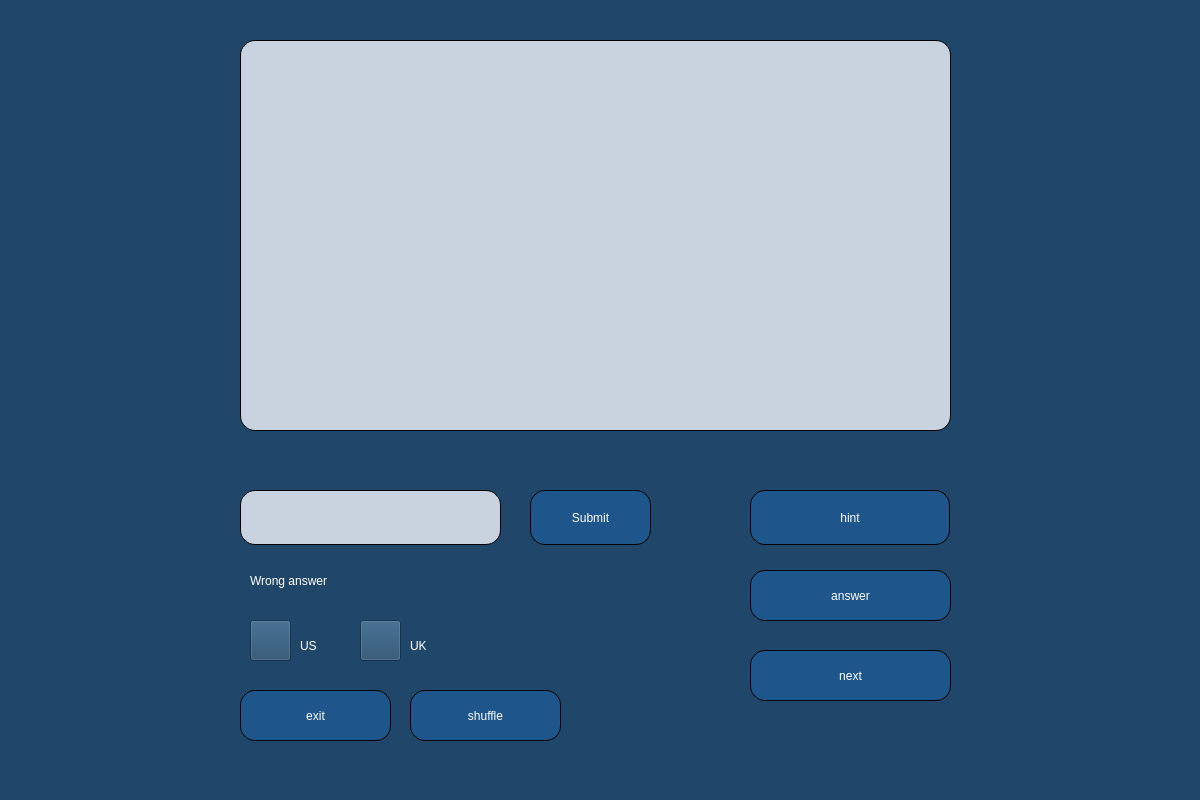
The window that WindowsGraphics/ContextModeWindow.ui (Skripkon/App-for-learning-English-LANGOD) describes before a commit, drawn with Qt 5.
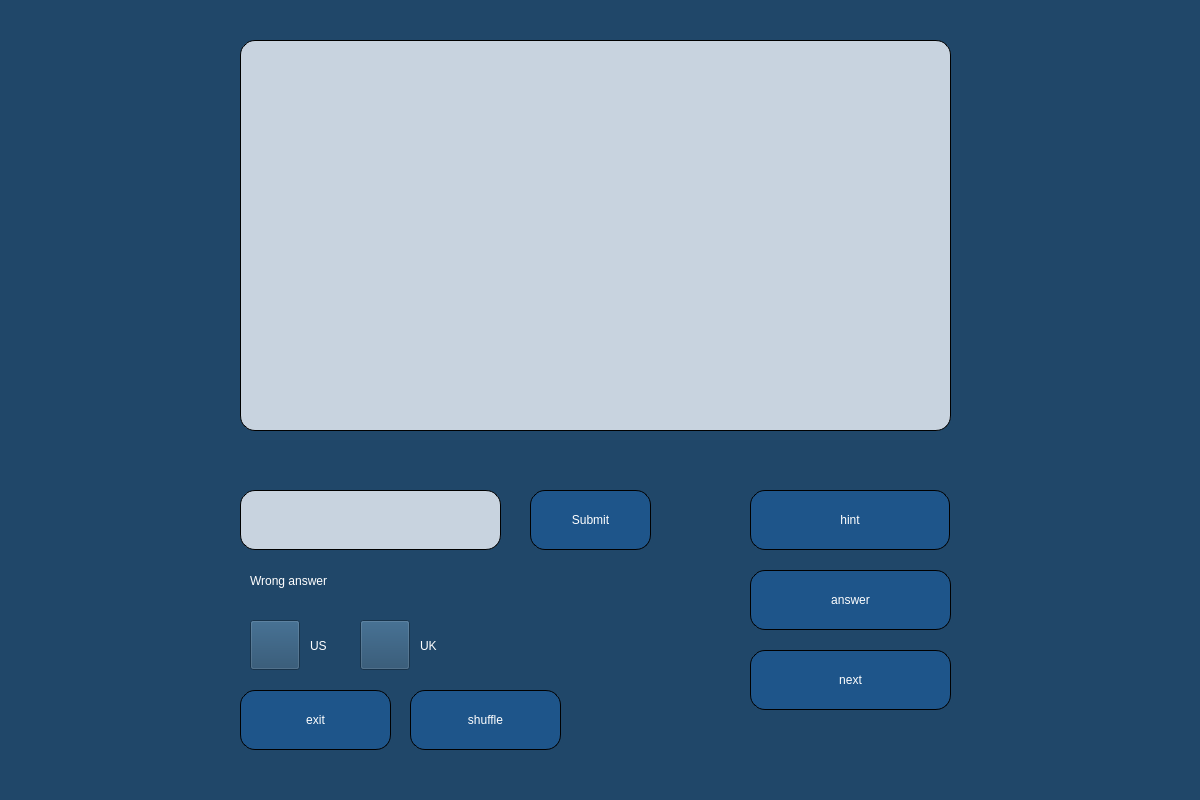
The same window after the commit. Icons and pictures are not drawn.

Diff of the .ui file:
```diff
--- a/WindowsGraphics/ContextModeWindow.ui
+++ b/WindowsGraphics/ContextModeWindow.ui
@@ -23,7 +23,7 @@
      <x>530</x>
      <y>490</y>
      <width>121</width>
-     <height>55</height>
+     <height>60</height>
     </rect>
    </property>
    <property name="styleSheet">
@@ -47,7 +47,7 @@
      <x>240</x>
      <y>690</y>
      <width>151</width>
-     <height>51</height>
+     <height>60</height>
     </rect>
    </property>
    <property name="styleSheet">
@@ -71,7 +71,7 @@
      <x>750</x>
      <y>570</y>
      <width>201</width>
-     <height>51</height>
+     <height>60</height>
     </rect>
    </property>
    <property name="styleSheet">
@@ -95,7 +95,7 @@
      <x>750</x>
      <y>490</y>
      <width>200</width>
-     <height>55</height>
+     <height>60</height>
     </rect>
    </property>
    <property name="styleSheet">
@@ -119,7 +119,7 @@
      <x>240</x>
      <y>490</y>
      <width>261</width>
-     <height>55</height>
+     <height>60</height>
     </rect>
    </property>
    <property name="styleSheet">
@@ -147,7 +147,7 @@
      <x>750</x>
      <y>650</y>
      <width>201</width>
-     <height>51</height>
+     <height>60</height>
     </rect>
    </property>
    <property name="styleSheet">
@@ -168,7 +168,7 @@
   <widget class="QLabel" name="pronunciation_UK_text">
    <property name="geometry">
     <rect>
-     <x>410</x>
+     <x>420</x>
      <y>630</y>
      <width>51</width>
      <height>31</height>
@@ -185,7 +185,7 @@
   <widget class="QLabel" name="pronunciation_US_text">
    <property name="geometry">
     <rect>
-     <x>300</x>
+     <x>310</x>
      <y>630</y>
      <width>41</width>
      <height>31</height>
@@ -204,8 +204,8 @@
     <rect>
      <x>360</x>
      <y>620</y>
-     <width>41</width>
-     <height>41</height>
+     <width>50</width>
+     <height>50</height>
     </rect>
    </property>
    <property name="styleSheet">
@@ -236,8 +236,8 @@
     <rect>
      <x>250</x>
      <y>620</y>
-     <width>41</width>
-     <height>41</height>
+     <width>50</width>
+     <height>50</height>
     </rect>
    </property>
    <property name="styleSheet">
@@ -268,7 +268,7 @@
      <x>410</x>
      <y>690</y>
      <width>151</width>
-     <height>51</height>
+     <height>60</height>
     </rect>
    </property>
    <property name="styleSheet">
@@ -313,7 +313,7 @@
     <rect>
      <x>250</x>
      <y>560</y>
-     <width>451</width>
+     <width>231</width>
      <height>41</height>
     </rect>
    </property>
```
Left out of the diff: 6 changed lines with no effect on the pictures.
